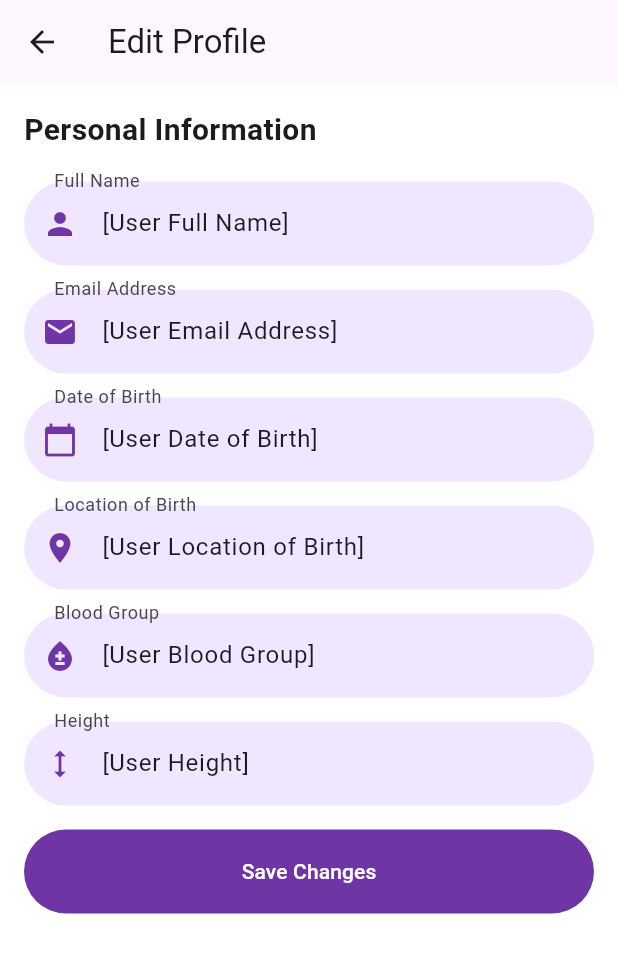
After one commit to LuwinWickramasinghe/Biomark, a Flutter app: the MenuScreen screen opened directly, after a tap on "EDIT PROFILE", on a phone screen of 412 x 824 dp. The commit adds this screen. Shown: the top 953 px of the screen. Run offline on Flutter 3.47's test engine with Material 3 defaults, Android fonts, the phone set to English and light mode, and no system bars; our stand-ins replace flutter_svg.

Commit message:
edit profile screen

```diff
--- /dev/null
+++ b/lib/Screens/EditProfile/edit_profile.dart
@@ -0,0 +1,102 @@
+import 'package:flutter/material.dart';
+import 'package:biomark/constants.dart';
+
+class EditProfileScreen extends StatelessWidget {
+  const EditProfileScreen({Key? key}) : super(key: key);
+
+  @override
+  Widget build(BuildContext context) {
+    return Scaffold(
+      appBar: AppBar(
+        title: const Text("Edit Profile"),
+      ),
+      body: Padding(
+        padding: const EdgeInsets.all(16.0),
+        child: SingleChildScrollView(
+          child: Column(
+            crossAxisAlignment: CrossAxisAlignment.start,
+            children: [
+              const Text(
+                "Personal Information",
+                style: TextStyle(fontSize: 20, fontWeight: FontWeight.bold),
+              ),
+              const SizedBox(height: 20),
+
+              // Full Name Field
+              TextFormField(
+                initialValue: "[User Full Name]",
+                decoration: const InputDecoration(
+                  labelText: "Full Name",
+                  prefixIcon: Icon(Icons.person),
+                ),
+              ),
+              const SizedBox(height: defaultPadding),
+
+              // Email Address Field
+              TextFormField(
+                initialValue: "[User Email Address]",
+                keyboardType: TextInputType.emailAddress,
+                decoration: const InputDecoration(
+                  labelText: "Email Address",
+                  prefixIcon: Icon(Icons.email),
+                ),
+              ),
+              const SizedBox(height: defaultPadding),
+
+              // Date of Birth Field
+              TextFormField(
+                initialValue: "[User Date of Birth]",
+                decoration: const InputDecoration(
+                  labelText: "Date of Birth",
+                  prefixIcon: Icon(Icons.calendar_today),
+                ),
+              ),
+              const SizedBox(height: defaultPadding),
+
+              // Location of Birth Field
+              TextFormField(
+                initialValue: "[User Location of Birth]",
+                decoration: const InputDecoration(
+                  labelText: "Location of Birth",
+                  prefixIcon: Icon(Icons.location_on),
+                ),
+              ),
+              const SizedBox(height: defaultPadding),
+
+              // Blood Group Field
+              TextFormField(
+                initialValue: "[User Blood Group]",
+                decoration: const InputDecoration(
+                  labelText: "Blood Group",
+                  prefixIcon: Icon(Icons.bloodtype),
+                ),
+              ),
+              const SizedBox(height: defaultPadding),
+
+              // Height Field
+              TextFormField(
+                initialValue: "[User Height]",
+                keyboardType: TextInputType.number,
+                decoration: const InputDecoration(
+                  labelText: "Height",
+                  prefixIcon: Icon(Icons.height),
+                ),
+              ),
+              const SizedBox(height: defaultPadding),
+
+              // Save Changes Button
+              Center(
+                child: ElevatedButton(
+                  onPressed: () {
+                    // Handle save changes action
+                  },
+                  child: const Text("Save Changes"),
+                ),
+              ),
+            ],
+          ),
+        ),
+      ),
+    );
+  }
+}
--- a/lib/Screens/Menu/menu_screen.dart
+++ b/lib/Screens/Menu/menu_screen.dart
@@ -1,4 +1,6 @@
 import 'package:flutter/material.dart';
+
+import '../EditProfile/edit_profile.dart';
 
 
 
@@ -80,11 +82,17 @@ class MenuScreen extends StatelessWidget {
               child: Column(
                 children: [
                   ElevatedButton(
-                    onPressed: () {
-                      // Navigate to Edit Profile
-                    },
-                    child: const Text('Edit Profile'),
-                  ),
+            onPressed: () {
+              // Navigate to SignUpQuestionScreen when "Sign Up" is pressed
+              Navigator.push(
+                context,
+                MaterialPageRoute(
+                  builder: (context) => const EditProfileScreen(),
+                ),
+              );
+            },
+            child: Text("Edit Profile".toUpperCase()),
+          ),
                   const SizedBox(height: 10),
                   ElevatedButton(
                     onPressed: () {
```
